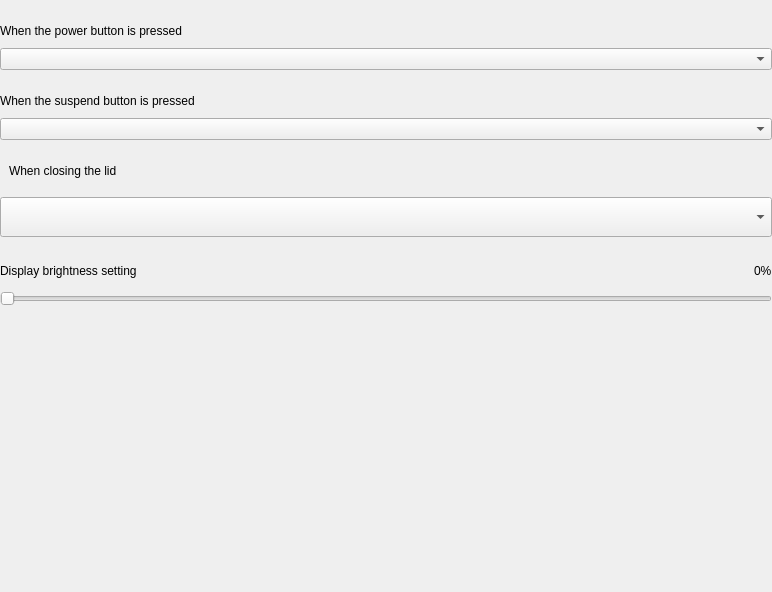
This is src/pages/general-settings/general-settings-page.ui in openeuler-mirror/kiran-control-panel as Qt 5 draws it before an edit. The edited form follows.
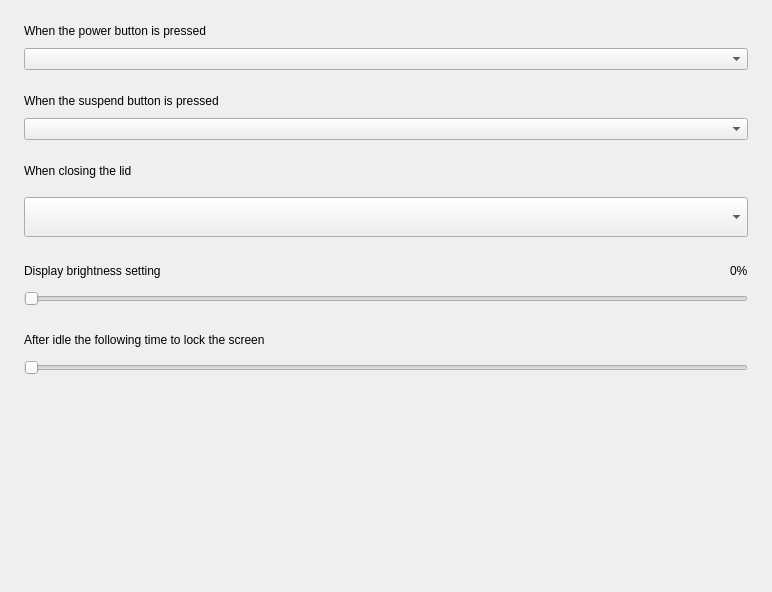
This is the edited form.

Diff of the .ui file:
```diff
--- a/src/pages/general-settings/general-settings-page.ui
+++ b/src/pages/general-settings/general-settings-page.ui
@@ -18,13 +18,13 @@
     <number>0</number>
    </property>
    <property name="leftMargin">
-    <number>0</number>
+    <number>24</number>
    </property>
    <property name="topMargin">
     <number>0</number>
    </property>
    <property name="rightMargin">
-    <number>0</number>
+    <number>24</number>
    </property>
    <property name="bottomMargin">
     <number>0</number>
@@ -80,6 +80,9 @@
    <item>
     <widget class="QWidget" name="widget_lidLabel" native="true">
      <layout class="QHBoxLayout" name="horizontalLayout_5">
+      <property name="leftMargin">
+       <number>0</number>
+      </property>
       <property name="topMargin">
        <number>24</number>
       </property>
@@ -187,6 +190,80 @@
      </item>
     </layout>
    </item>
+   <item>
+    <layout class="QHBoxLayout" name="layout_sliderLabel">
+     <property name="topMargin">
+      <number>24</number>
+     </property>
+     <property name="bottomMargin">
+      <number>0</number>
+     </property>
+     <item>
+      <widget class="QLabel" name="label_4">
+       <property name="text">
+        <string>After idle the following time to lock the screen </string>
+       </property>
+      </widget>
+     </item>
+     <item>
+      <spacer name="horizontalSpacer_2">
+       <property name="orientation">
+        <enum>Qt::Horizontal</enum>
+       </property>
+       <property name="sizeHint" stdset="0">
+        <size>
+         <width>40</width>
+         <height>20</height>
+        </size>
+       </property>
+      </spacer>
+     </item>
+    </layout>
+   </item>
+   <item>
+    <widget class="QWidget" name="widget_idleTimeSlider" native="true">
+     <layout class="QVBoxLayout" name="verticalLayout_2">
+      <property name="spacing">
+       <number>0</number>
+      </property>
+      <property name="leftMargin">
+       <number>0</number>
+      </property>
+      <property name="topMargin">
+       <number>10</number>
+      </property>
+      <property name="rightMargin">
+       <number>0</number>
+      </property>
+      <property name="bottomMargin">
+       <number>0</number>
+      </property>
+      <item>
+       <widget class="QSlider" name="slider_idleTime">
+        <property name="orientation">
+         <enum>Qt::Horizontal</enum>
+        </property>
+       </widget>
+      </item>
+      <item>
+       <widget class="QLabel" name="label_idleTime">
+        <property name="minimumSize">
+         <size>
+          <width>0</width>
+          <height>0</height>
+         </size>
+        </property>
+        <property name="text">
+         <string/>
+        </property>
+        <property name="alignment">
+         <set>Qt::AlignCenter</set>
+        </property>
+       </widget>
+      </item>
+     </layout>
+    </widget>
+   </item>
    <item>
     <spacer name="verticalSpacer">
      <property name="orientation">
```
